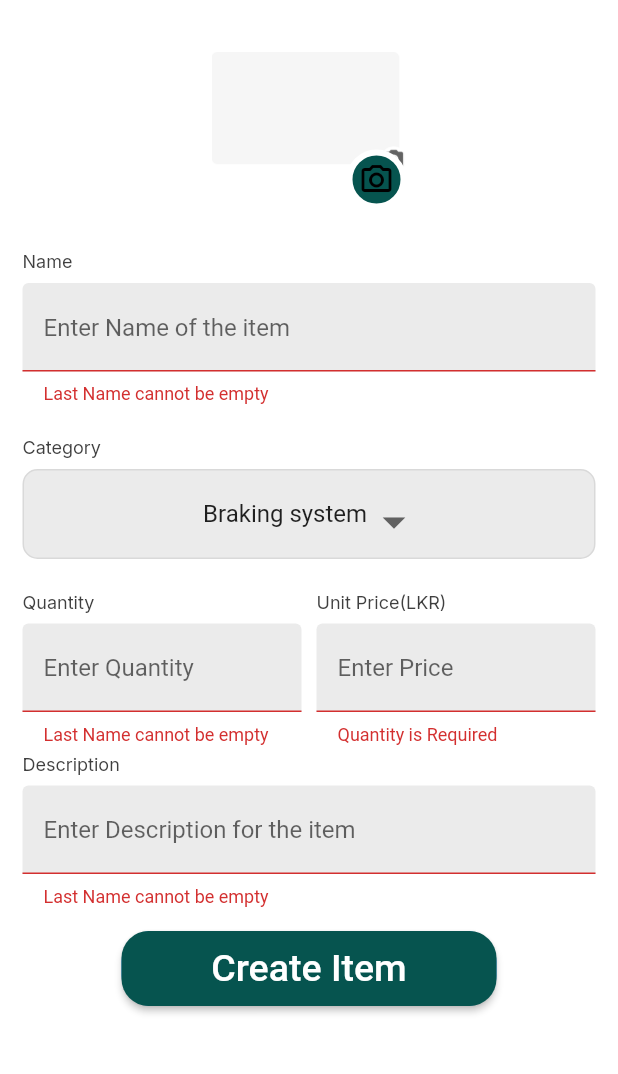
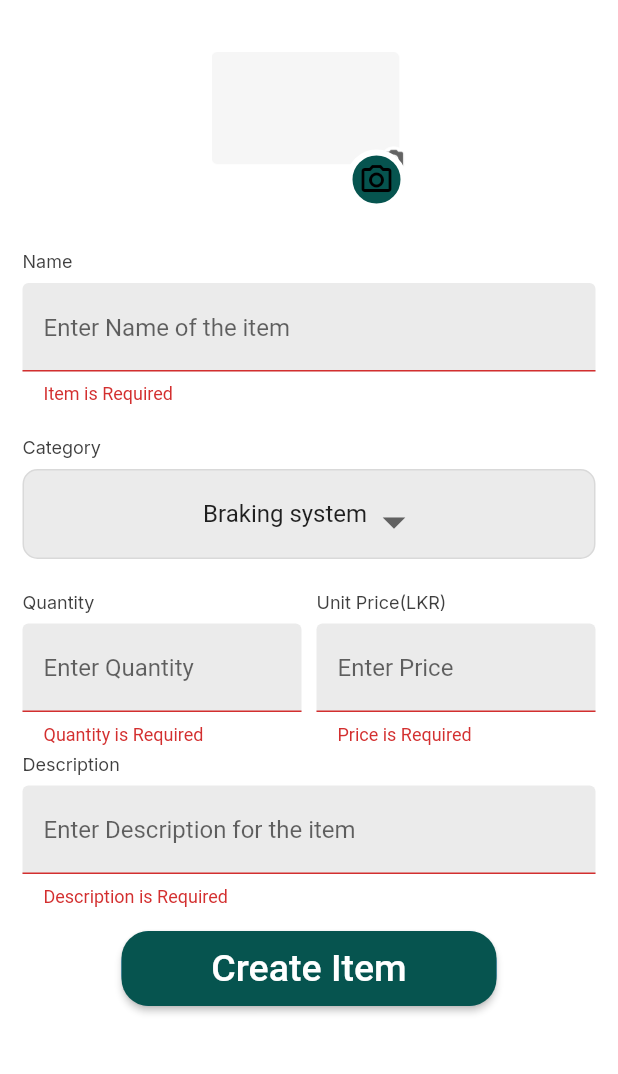
Before and after one commit to Y4S1-SASA/automobile-spare-parts-app, a Flutter app: the SaveItem screen opened directly, after a tap on "Create Item", on a phone screen of 412 x 824 dp, the part 119-1193 px from its top. Run offline on Flutter 3.47's test engine with Material 2 defaults, Android fonts, the phone set to English and light mode, and no system bars; our stand-ins replace accordion, firebase_auth, firebase_core, firebase_database, firebase_storage, fluttertoast and 4 more; missing offline and left inert: confirm_dialog, dart:ffi; accounts and stored records are empty; network calls fail.

Commit message:
fix : bug fixed

```diff
--- a/lib/view/screens/item/item.edit.dart
+++ b/lib/view/screens/item/item.edit.dart
@@ -218,7 +218,7 @@ class _EditItemScreenState extends State<EditItemScreen> {
                       ),
                       validator: (value) {
                         if (value!.length == 0) {
-                          return "Last Name cannot be empty";
+                          return "Item Name is required";
                         } else {
                           return null;
                         }
@@ -328,7 +328,7 @@ class _EditItemScreenState extends State<EditItemScreen> {
                                   ),
                                   validator: (value) {
                                     if (value!.length == 0) {
-                                      return "Last Name cannot be empty";
+                                      return "Qunatity is required";
                                     } else {
                                       return null;
                                     }
@@ -387,13 +387,13 @@ class _EditItemScreenState extends State<EditItemScreen> {
                                   ),
                                   validator: (value) {
                                     if (value!.length == 0) {
-                                      return "Quantity is Required";
+                                      return "Price is Required";
                                     } else {
                                       return null;
                                     }
                                   },
                                   onChanged: (value) {},
-                                  keyboardType: TextInputType.name,
+                                  keyboardType: TextInputType.number,
                                 ),
                               ],
                             )),
@@ -439,7 +439,7 @@ class _EditItemScreenState extends State<EditItemScreen> {
                       ),
                       validator: (value) {
                         if (value!.length == 0) {
-                          return "Last Name cannot be empty";
+                          return "Description is Required";
                         } else {
                           return null;
                         }
--- a/lib/view/screens/item/item.market.list.dart
+++ b/lib/view/screens/item/item.market.list.dart
@@ -156,11 +156,13 @@ class _ItemMarketListState extends State<ItemMarketList> {
                           )
                         : SizedBox.shrink(),
                     title: Text(
-                      item['name'] as String? ?? '',
+                      "Name: " + item['name'] as String? ?? '',
                       style: TextStyle(color: Colors.black),
                     ),
                     subtitle: Text(
-                      item['category'] as String? ?? '',
+                      "Price: " + "LKR " + item['price'].toString()
+                              as String? ??
+                          '',
                       style: TextStyle(color: Colors.black),
                     ),
                     trailing: MaterialButton(
@@ -184,7 +186,7 @@ class _ItemMarketListState extends State<ItemMarketList> {
                                 name: item["name"],
                                 category: item["category"],
                                 quantity: item["quantity"],
-                                price: 3,
+                                price: 23,
                                 description: item["description"] ?? "",
                                 imageUrl: item["imageUrl"] ?? "",
                                 createdBy: item["createdBy"] ?? "",
--- a/lib/view/screens/item/save.item.dart
+++ b/lib/view/screens/item/save.item.dart
@@ -207,7 +207,7 @@ class _SaveItemState extends State<SaveItem> {
                       ),
                       validator: (value) {
                         if (value!.length == 0) {
-                          return "Last Name cannot be empty";
+                          return "Item is Required";
                         } else {
                           return null;
                         }
@@ -317,13 +317,13 @@ class _SaveItemState extends State<SaveItem> {
                                   ),
                                   validator: (value) {
                                     if (value!.length == 0) {
-                                      return "Last Name cannot be empty";
+                                      return "Quantity is Required";
                                     } else {
                                       return null;
                                     }
                                   },
                                   onChanged: (value) {},
-                                  keyboardType: TextInputType.name,
+                                  keyboardType: TextInputType.number,
                                 ),
                               ],
                             )),
@@ -376,13 +376,13 @@ class _SaveItemState extends State<SaveItem> {
                                   ),
                                   validator: (value) {
                                     if (value!.length == 0) {
-                                      return "Quantity is Required";
+                                      return "Price is Required";
                                     } else {
                                       return null;
                                     }
                                   },
                                   onChanged: (value) {},
-                                  keyboardType: TextInputType.name,
+                                  keyboardType: TextInputType.number,
                                 ),
                               ],
                             )),
@@ -428,7 +428,7 @@ class _SaveItemState extends State<SaveItem> {
                       ),
                       validator: (value) {
                         if (value!.length == 0) {
-                          return "Last Name cannot be empty";
+                          return "Description is Required";
                         } else {
                           return null;
                         }
```
Also changed, not shown: lib/view/screens/item/item.view.dart (+5 -35 lines).
